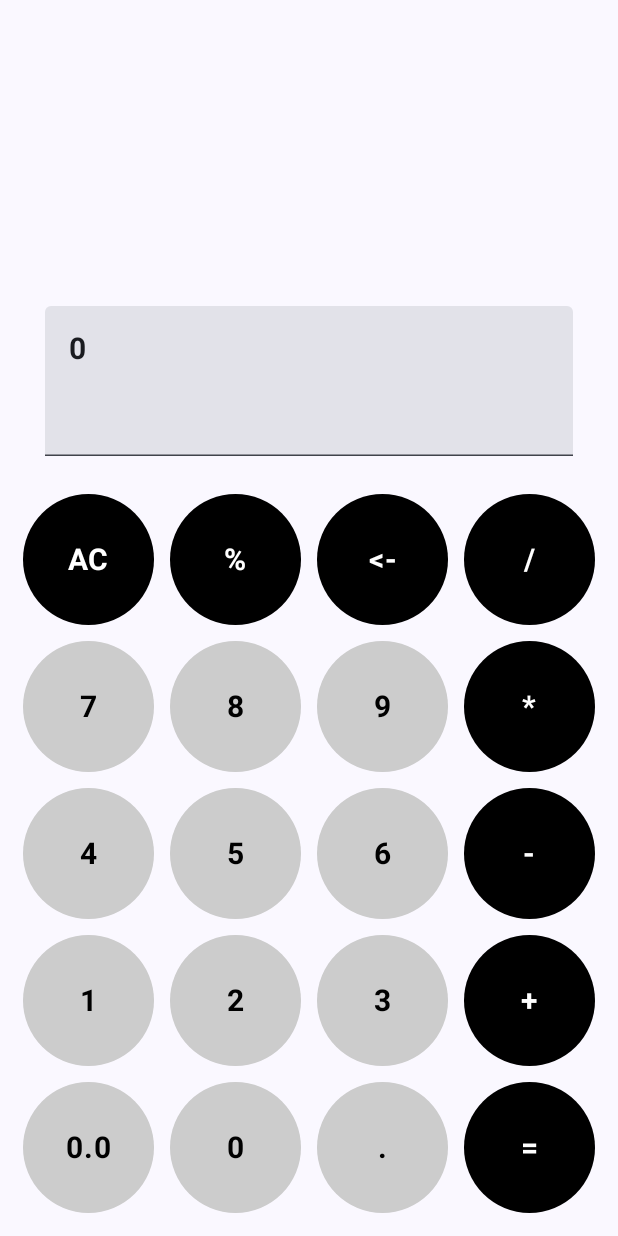
After one commit to ashifali3147/First-Compose, an Android app built with Jetpack Compose: the CalculatorActivity screen opened directly, with no data from a screen before it, on a phone screen of 412 x 824 dp. The commit adds this screen. Run offline under Robolectric (Android 15) with nearby library versions, the phone set to English and light mode, and no system bars; network calls fail.

Commit message:
Calculator

```diff
--- a/app/build.gradle.kts
+++ b/app/build.gradle.kts
@@ -6,6 +6,15 @@ plugins {
 android {
     namespace = "com.example.firstcomposeapp"
     compileSdk = 34
+
+    signingConfigs {
+        create("release") {
+            keyAlias = "key0"
+            keyPassword = "tlw@21"
+            storePassword = "tlw@21"
+            storeFile = file("singned_key.jks")
+        }
+    }
 
     defaultConfig {
         applicationId = "com.example.firstcomposeapp"
@@ -27,6 +36,7 @@ android {
                 getDefaultProguardFile("proguard-android-optimize.txt"),
                 "proguard-rules.pro"
             )
+            signingConfig = signingConfigs.getByName("debug")
         }
     }
     compileOptions {
@@ -59,11 +69,13 @@ dependencies {
     implementation("androidx.compose.ui:ui-graphics")
     implementation("androidx.compose.ui:ui-tooling-preview")
     implementation("androidx.compose.material3:material3")
+    implementation(platform("androidx.compose:compose-bom:2023.08.00"))
     testImplementation("junit:junit:4.13.2")
     androidTestImplementation("androidx.test.ext:junit:1.1.5")
     androidTestImplementation("androidx.test.espresso:espresso-core:3.5.1")
     androidTestImplementation(platform("androidx.compose:compose-bom:2023.08.00"))
     androidTestImplementation("androidx.compose.ui:ui-test-junit4")
+    androidTestImplementation(platform("androidx.compose:compose-bom:2023.08.00"))
     debugImplementation("androidx.compose.ui:ui-tooling")
     debugImplementation("androidx.compose.ui:ui-test-manifest")
 
--- a/app/src/main/AndroidManifest.xml
+++ b/app/src/main/AndroidManifest.xml
@@ -2,7 +2,7 @@
 <manifest xmlns:android="http://schemas.android.com/apk/res/android"
     xmlns:tools="http://schemas.android.com/tools">
 
-    <uses-permission android:name="android.permission.INTERNET"/>
+    <uses-permission android:name="android.permission.INTERNET" />
 
     <application
         android:allowBackup="true"
@@ -15,6 +15,11 @@
         android:theme="@style/Theme.FirstComposeApp"
         android:usesCleartextTraffic="true"
         tools:targetApi="31">
+        <activity
+            android:name=".CalculatorActivity"
+            android:exported="false"
+            android:label="@string/title_activity_calculator"
+            android:theme="@style/Theme.FirstComposeApp" />
         <activity
             android:name=".MainActivity"
             android:exported="true"
--- /dev/null
+++ b/app/src/main/java/com/example/firstcomposeapp/CalculatorActivity.kt
@@ -0,0 +1,165 @@
+package com.example.firstcomposeapp
+
+import android.os.Bundle
+import androidx.activity.ComponentActivity
+import androidx.activity.compose.setContent
+import androidx.compose.foundation.background
+import androidx.compose.foundation.clickable
+import androidx.compose.foundation.layout.Arrangement
+import androidx.compose.foundation.layout.Column
+import androidx.compose.foundation.layout.Row
+import androidx.compose.foundation.layout.aspectRatio
+import androidx.compose.foundation.layout.fillMaxSize
+import androidx.compose.foundation.layout.fillMaxWidth
+import androidx.compose.foundation.layout.height
+import androidx.compose.foundation.layout.padding
+import androidx.compose.foundation.layout.wrapContentHeight
+import androidx.compose.foundation.shape.CircleShape
+import androidx.compose.material3.Divider
+import androidx.compose.material3.MaterialTheme
+import androidx.compose.material3.Surface
+import androidx.compose.material3.Text
+import androidx.compose.material3.TextField
+import androidx.compose.runtime.Composable
+import androidx.compose.runtime.getValue
+import androidx.compose.runtime.mutableStateOf
+import androidx.compose.runtime.remember
+import androidx.compose.runtime.setValue
+import androidx.compose.ui.Alignment
+import androidx.compose.ui.Modifier
+import androidx.compose.ui.draw.clip
+import androidx.compose.ui.graphics.Color
+import androidx.compose.ui.text.TextStyle
+import androidx.compose.ui.text.font.FontWeight
+import androidx.compose.ui.text.style.TextAlign
+import androidx.compose.ui.tooling.preview.Preview
+import androidx.compose.ui.unit.dp
+import androidx.compose.ui.unit.sp
+import com.example.firstcomposeapp.ui.theme.FirstComposeAppTheme
+
+class CalculatorActivity : ComponentActivity() {
+    override fun onCreate(savedInstanceState: Bundle?) {
+        super.onCreate(savedInstanceState)
+        setContent {
+            FirstComposeAppTheme {
+                // A surface container using the 'background' color from the theme
+                Surface(
+                    modifier = Modifier.fillMaxSize(), color = MaterialTheme.colorScheme.background
+                ) {
+                    CalculatorView("Android")
+                }
+            }
+        }
+    }
+}
+
+@Composable
+fun CalculatorView(name: String, modifier: Modifier = Modifier) {
+    var inputText by remember {
+        mutableStateOf("0")
+    }
+    Column(
+        modifier = Modifier
+            .fillMaxSize()
+            .padding(10.dp),
+        verticalArrangement = Arrangement.Bottom
+    ) {
+        Divider(
+            modifier = Modifier.height(50.dp), color = Color.Transparent
+        )
+        TextField(modifier = Modifier
+            .fillMaxWidth()
+            .height(100.dp)
+            .padding(20.dp, 0.dp)
+            .background(Color.Transparent), textStyle = TextStyle(
+            fontSize = 20.sp, textAlign = TextAlign.Left, fontWeight = FontWeight.Bold
+        ), value = inputText, onValueChange = {
+            inputText = it
+        })
+
+        Divider(
+            modifier = Modifier.height(20.dp), color = Color.Transparent
+        )
+
+        val modifier = Modifier.weight(1f)
+
+        CalRow(modifier = modifier, inputText)
+    }
+}
+
+@Composable
+fun CalRow(modifier: Modifier, inputText: String) {
+    Column {
+        Row() {
+            RoundedButton(modifier, "AC", 2, inputText)
+            RoundedButton(modifier, "%", 2, inputText)
+            RoundedButton(modifier, "<-", 2, inputText)
+            RoundedButton(modifier, "/", 2, inputText)
+        }
+
+        Row() {
+            RoundedButton(modifier, "7", 1, inputText)
+            RoundedButton(modifier, "8", 1, inputText)
+            RoundedButton(modifier, "9", 1, inputText)
+            RoundedButton(modifier, "*", 2, inputText)
+        }
+
+        Row() {
+            RoundedButton(modifier, "4", 1, inputText)
+            RoundedButton(modifier, "5", 1, inputText)
+            RoundedButton(modifier, "6", 1, inputText)
+            RoundedButton(modifier, "-", 2, inputText)
+        }
+
+        Row() {
+            RoundedButton(modifier, "1", 1, inputText)
+            RoundedButton(modifier, "2", 1, inputText)
+            RoundedButton(modifier, "3", 1, inputText)
+            RoundedButton(modifier, "+", 2, inputText)
+        }
+
+        Row() {
+            RoundedButton(modifier, "0.0", 1, inputText)
+            RoundedButton(modifier, "0", 1, inputText)
+            RoundedButton(modifier, ".", 1, inputText)
+            RoundedButton(modifier, "=", 2, inputText)
+        }
+    }
+}
+
+@Composable
+fun RoundedButton(modifier: Modifier, text: String, type: Int, inputText: String) {
+    Column(
+        modifier = modifier
+            .aspectRatio(1f)
+            .padding(5.dp)
+            .clip(shape = CircleShape)
+            .background(if (type == 1) Color.LightGray else Color.Black)
+            .clickable {
+
+            },
+        horizontalAlignment = Alignment.CenterHorizontally,
+        verticalArrangement = Arrangement.Center,
+
+        ) {
+        Text(
+            modifier = Modifier
+                .fillMaxSize()
+                .wrapContentHeight(),
+            text = text,
+            textAlign = TextAlign.Center,
+            fontSize = 20.sp,
+            fontWeight = FontWeight.Bold,
+            color = if (type == 2) Color.White else Color.Black,
+        )
+    }
+
+}
+
+@Preview(showBackground = true)
+@Composable
+fun GreetingPreview2() {
+    FirstComposeAppTheme {
+        CalculatorView("Android")
+    }
+}
--- a/app/src/main/java/com/example/firstcomposeapp/CategoryItem.kt
+++ b/app/src/main/java/com/example/firstcomposeapp/CategoryItem.kt
@@ -1,5 +1,8 @@
 package com.example.firstcomposeapp
 
+import androidx.compose.runtime.Stable
+
+@Stable
 class CategoryItem {
     var id = 0
     var name = ""
--- a/app/src/main/java/com/example/firstcomposeapp/MainActivity.kt
+++ b/app/src/main/java/com/example/firstcomposeapp/MainActivity.kt
@@ -1,6 +1,7 @@
 package com.example.firstcomposeapp
 
 import android.content.Context
+import android.content.Intent
 import android.os.Bundle
 import android.util.Log
 import android.widget.Toast
@@ -142,6 +143,12 @@ class MainActivity : ComponentActivity() {
                     shape = CutCornerShape(10.dp),
                 ) {
                     Text(text = "Pay")
+                }
+
+                Button(onClick = {
+                    startActivity(Intent(this@MainActivity, CalculatorActivity::class.java))
+                }) {
+                    Text("Calculator")
                 }
                 val painter = painterResource(id = R.drawable.ic_launcher_background)
 
--- a/app/src/main/res/values/strings.xml
+++ b/app/src/main/res/values/strings.xml
@@ -1,3 +1,4 @@
 <resources>
     <string name="app_name">FirstComposeApp</string>
+    <string name="title_activity_calculator">CalculatorActivity</string>
 </resources>
```
Also changed, not shown: 3 other files.
